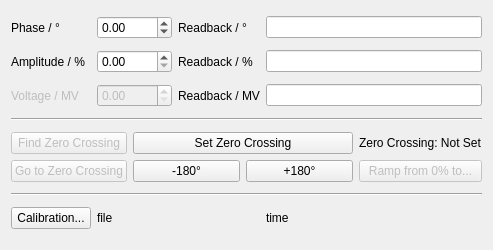
This is esme/gui/ui/tds.ui in st-walker/esme as Qt 5 draws it before an edit. The edited form follows.
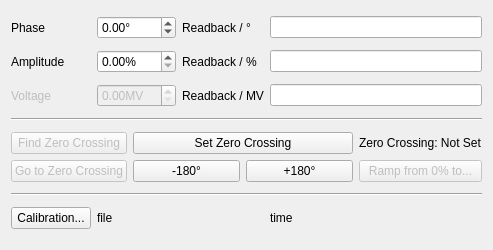
This is the edited form. Custom widgets are drawn as their Qt base class.

Patch:
```diff
--- a/esme/gui/ui/tds.ui
+++ b/esme/gui/ui/tds.ui
@@ -38,7 +38,7 @@
    <item row="0" column="0">
     <widget class="QLabel" name="phase_label_2">
      <property name="text">
-      <string>Phase / °</string>
+      <string>Phase</string>
      </property>
     </widget>
    </item>
@@ -47,10 +47,16 @@
      <property name="enabled">
       <bool>false</bool>
      </property>
+     <property name="suffix">
+      <string>MV</string>
+     </property>
     </widget>
    </item>
    <item row="1" column="1">
     <widget class="QDoubleSpinBox" name="tds_amplitude_spinbox">
+     <property name="suffix">
+      <string>%</string>
+     </property>
      <property name="maximum">
       <double>100.000000000000000</double>
      </property>
@@ -86,7 +92,7 @@
       <bool>false</bool>
      </property>
      <property name="text">
-      <string>Voltage / MV</string>
+      <string>Voltage</string>
      </property>
     </widget>
    </item>
@@ -107,12 +113,15 @@
    <item row="1" column="0">
     <widget class="QLabel" name="amplitude_label">
      <property name="text">
-      <string>Amplitude / %</string>
+      <string>Amplitude</string>
      </property>
     </widget>
    </item>
    <item row="0" column="1">
     <widget class="QDoubleSpinBox" name="tds_phase_spinbox">
+     <property name="suffix">
+      <string>°</string>
+     </property>
      <property name="minimum">
       <double>-1080.000000000000000</double>
      </property>
```
